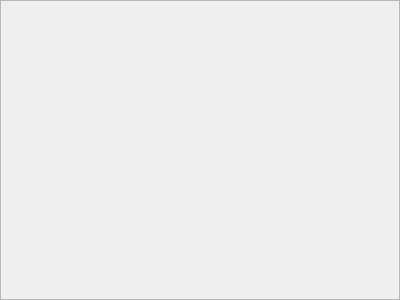
First picture: the form in People/f_listbillers.ui, repository ashraf-kx/stock-manager, before the edit.
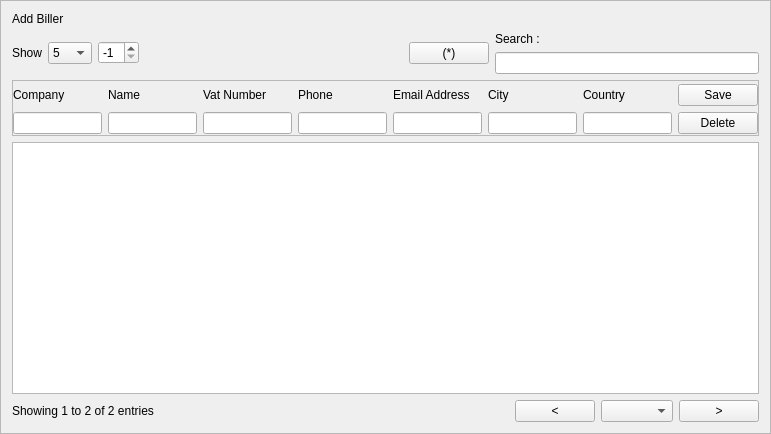
Second picture: the form after the edit.

Commit message:
Create GUIs for (Users/Suppliers/Billers/Customers)
Inputs to manage People in General

Diff of the .ui file:
```diff
--- a/People/f_listbillers.ui
+++ b/People/f_listbillers.ui
@@ -9,8 +9,8 @@
    <rect>
     <x>0</x>
     <y>0</y>
-    <width>400</width>
-    <height>300</height>
+    <width>771</width>
+    <height>434</height>
    </rect>
   </property>
   <property name="frameShape">
@@ -19,5 +19,314 @@
   <property name="windowTitle">
    <string>Frame</string>
   </property>
+  <property name="frameShape">
+   <enum>QFrame::StyledPanel</enum>
+  </property>
+  <property name="frameShadow">
+   <enum>QFrame::Raised</enum>
+  </property>
+  <layout class="QVBoxLayout" name="verticalLayout">
+   <item>
+    <widget class="QLabel" name="L_header">
+     <property name="text">
+      <string>Add Biller</string>
+     </property>
+    </widget>
+   </item>
+   <item>
+    <layout class="QHBoxLayout" name="layoutHeader">
+     <item>
+      <layout class="QHBoxLayout" name="layoutRowBox">
+       <item>
+        <widget class="QLabel" name="L_show">
+         <property name="text">
+          <string>Show</string>
+         </property>
+        </widget>
+       </item>
+       <item>
+        <widget class="QComboBox" name="Cb_rows">
+         <item>
+          <property name="text">
+           <string>5</string>
+          </property>
+         </item>
+         <item>
+          <property name="text">
+           <string>8</string>
+          </property>
+         </item>
+         <item>
+          <property name="text">
+           <string>10</string>
+          </property>
+         </item>
+         <item>
+          <property name="text">
+           <string>15</string>
+          </property>
+         </item>
+         <item>
+          <property name="text">
+           <string>12</string>
+          </property>
+         </item>
+         <item>
+          <property name="text">
+           <string>20</string>
+          </property>
+         </item>
+        </widget>
+       </item>
+      </layout>
+     </item>
+     <item>
+      <widget class="QSpinBox" name="Cb_IDUser">
+       <property name="minimum">
+        <number>-1</number>
+       </property>
+       <property name="value">
+        <number>-1</number>
+       </property>
+      </widget>
+     </item>
+     <item>
+      <spacer name="horizontalSpacer_2">
+       <property name="orientation">
+        <enum>Qt::Horizontal</enum>
+       </property>
+       <property name="sizeHint" stdset="0">
+        <size>
+         <width>40</width>
+         <height>20</height>
+        </size>
+       </property>
+      </spacer>
+     </item>
+     <item>
+      <widget class="QPushButton" name="Bt_editRow">
+       <property name="text">
+        <string>(*)</string>
+       </property>
+      </widget>
+     </item>
+     <item>
+      <layout class="QVBoxLayout" name="layoutSearchBox">
+       <item>
+        <widget class="QLabel" name="L_search">
+         <property name="text">
+          <string>Search : </string>
+         </property>
+        </widget>
+       </item>
+       <item>
+        <widget class="QLineEdit" name="Le_search"/>
+       </item>
+      </layout>
+     </item>
+    </layout>
+   </item>
+   <item>
+    <widget class="QFrame" name="frame">
+     <property name="frameShape">
+      <enum>QFrame::StyledPanel</enum>
+     </property>
+     <property name="frameShadow">
+      <enum>QFrame::Raised</enum>
+     </property>
+     <layout class="QHBoxLayout" name="horizontalLayout_3">
+      <property name="spacing">
+       <number>6</number>
+      </property>
+      <property name="leftMargin">
+       <number>0</number>
+      </property>
+      <property name="topMargin">
+       <number>3</number>
+      </property>
+      <property name="rightMargin">
+       <number>0</number>
+      </property>
+      <property name="bottomMargin">
+       <number>1</number>
+      </property>
+      <item>
+       <layout class="QHBoxLayout" name="layoutInputs">
+        <property name="spacing">
+         <number>6</number>
+        </property>
+        <item>
+         <layout class="QVBoxLayout" name="layoutCompany">
+          <item>
+           <widget class="QLabel" name="L_company">
+            <property name="text">
+             <string>Company</string>
+            </property>
+           </widget>
+          </item>
+          <item>
+           <widget class="QLineEdit" name="Le_company"/>
+          </item>
+         </layout>
+        </item>
+        <item>
+         <layout class="QVBoxLayout" name="layoutName">
+          <item>
+           <widget class="QLabel" name="L_name">
+            <property name="text">
+             <string>Name</string>
+            </property>
+           </widget>
+          </item>
+          <item>
+           <widget class="QLineEdit" name="Le_name"/>
+          </item>
+         </layout>
+        </item>
+        <item>
+         <layout class="QVBoxLayout" name="layoutVATNumber">
+          <item>
+           <widget class="QLabel" name="L_VATNumber">
+            <property name="text">
+             <string>Vat Number</string>
+            </property>
+           </widget>
+          </item>
+          <item>
+           <widget class="QLineEdit" name="Le_vatNumber"/>
+          </item>
+         </layout>
+        </item>
+        <item>
+         <layout class="QVBoxLayout" name="layoutPhone">
+          <item>
+           <widget class="QLabel" name="L_phone">
+            <property name="text">
+             <string>Phone</string>
+            </property>
+           </widget>
+          </item>
+          <item>
+           <widget class="QLineEdit" name="Le_phone"/>
+          </item>
+         </layout>
+        </item>
+        <item>
+         <layout class="QVBoxLayout" name="layoutEmail">
+          <item>
+           <widget class="QLabel" name="L_email">
+            <property name="text">
+             <string>Email Address</string>
+            </property>
+           </widget>
+          </item>
+          <item>
+           <widget class="QLineEdit" name="Le_email"/>
+          </item>
+         </layout>
+        </item>
+        <item>
+         <layout class="QVBoxLayout" name="layoutCity">
+          <item>
+           <widget class="QLabel" name="L_city">
+            <property name="text">
+             <string>City</string>
+            </property>
+           </widget>
+          </item>
+          <item>
+           <widget class="QLineEdit" name="Le_city"/>
+          </item>
+         </layout>
+        </item>
+        <item>
+         <layout class="QVBoxLayout" name="layoutCountry">
+          <item>
+           <widget class="QLabel" name="L_country">
+            <property name="text">
+             <string>Country</string>
+            </property>
+           </widget>
+          </item>
+          <item>
+           <widget class="QLineEdit" name="Le_country"/>
+          </item>
+         </layout>
+        </item>
+       </layout>
+      </item>
+      <item>
+       <layout class="QVBoxLayout" name="layoutSubmit">
+        <item>
+         <widget class="QPushButton" name="Bt_save">
+          <property name="text">
+           <string>Save</string>
+          </property>
+         </widget>
+        </item>
+        <item>
+         <widget class="QPushButton" name="bt_cancel">
+          <property name="text">
+           <string>Delete</string>
+          </property>
+         </widget>
+        </item>
+       </layout>
+      </item>
+     </layout>
+    </widget>
+   </item>
+   <item>
+    <widget class="QTableView" name="tableView"/>
+   </item>
+   <item>
+    <layout class="QHBoxLayout" name="layoutFooter">
+     <item>
+      <widget class="QLabel" name="L_info">
+       <property name="text">
+        <string>Showing 1 to 2 of 2 entries</string>
+       </property>
+       <property name="scaledContents">
+        <bool>true</bool>
+       </property>
+      </widget>
+     </item>
+     <item>
+      <spacer name="horizontalSpacer">
+       <property name="orientation">
+        <enum>Qt::Horizontal</enum>
+       </property>
+       <property name="sizeHint" stdset="0">
+        <size>
+         <width>40</width>
+         <height>20</height>
+        </size>
+       </property>
+      </spacer>
+     </item>
+     <item>
+      <layout class="QHBoxLayout" name="layoutPagesCTR">
+       <item>
+        <widget class="QPushButton" name="Bt_previous">
+         <property name="text">
+          <string>&lt;</string>
+         </property>
+        </widget>
+       </item>
+       <item>
+        <widget class="QComboBox" name="Cb_pages"/>
+       </item>
+       <item>
+        <widget class="QPushButton" name="Bt_next">
+         <property name="text">
+          <string>&gt;</string>
+         </property>
+        </widget>
+       </item>
+      </layout>
+     </item>
+    </layout>
+   </item>
+  </layout>
  </widget>
 </ui>
```
Left out of the diff: 10 changed lines with no effect on the pictures. The commit also changes 6 other files.
